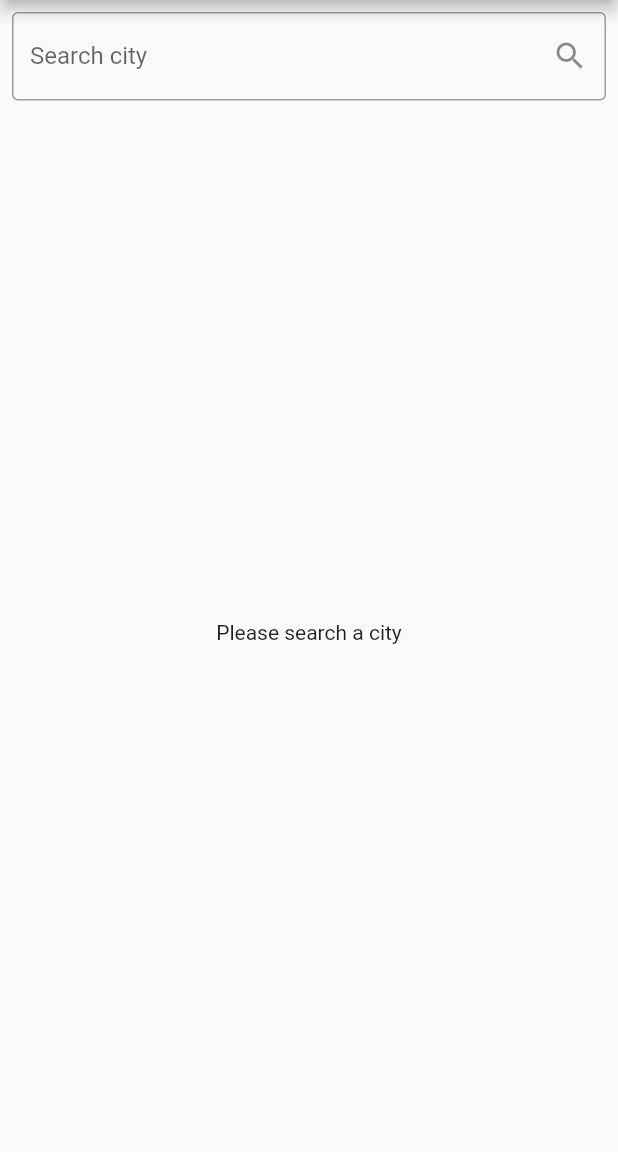
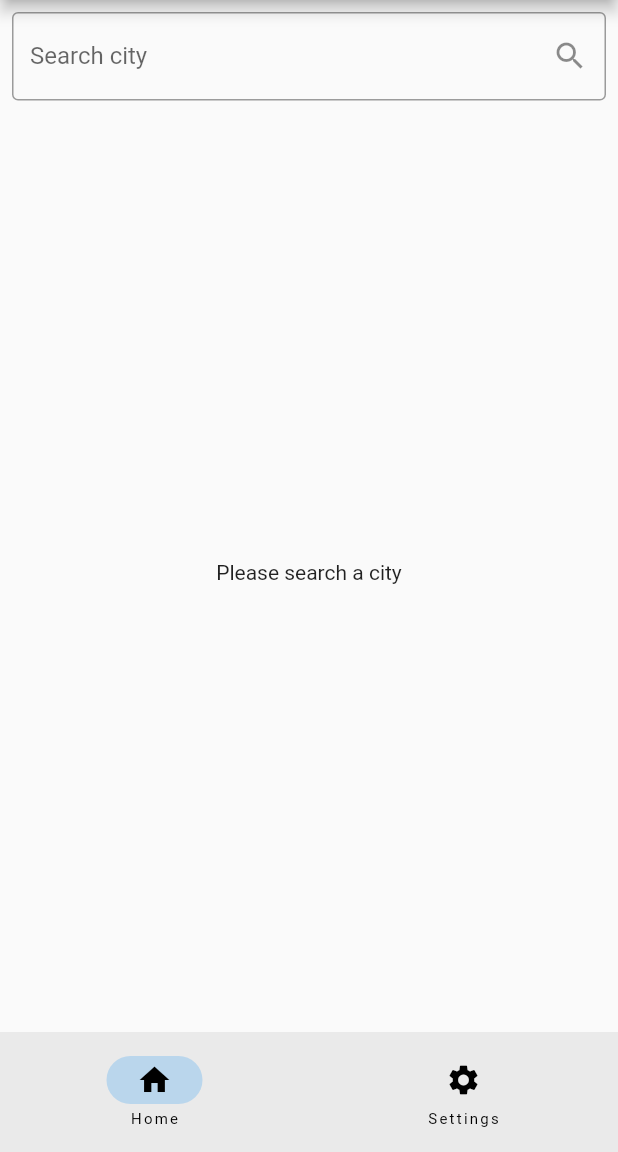
Before and after one commit to rubywai/riverpod_weather, a Flutter app: the screen it shows after launch, on a phone screen of 412 x 824 dp, the part 84-1236 px from its top. Run offline on Flutter 3.47's test engine with Material 2 defaults, Android fonts, the phone set to English and light mode, and no system bars; our stand-ins replace cached_network_image, dio, flutter_riverpod, go_router, retrofit; generated files the repository leaves out were written again.

Commit message:
navitation bar with go_router

```diff
--- /dev/null
+++ b/lib/common/const/route_list.dart
@@ -0,0 +1,34 @@
+import 'package:go_router/go_router.dart';
+
+import '../../features/current_weather/ui/screen/current_weather_screen.dart';
+import '../../features/search_city/ui/screen/city_search_screen.dart';
+import '../../features/setting/setting_screen.dart';
+
+class RouteList{
+  static final routeList = [
+    StatefulShellBranch(routes: [
+      GoRoute(
+          path: '/',
+          builder: (context, routeState) {
+            return const CitySearchScreen();
+          }),
+      GoRoute(
+          path: '/current',
+          builder: (context, routeState) {
+            final query = routeState.extra as Map;
+            return CurrentWeatherScreen(
+              latitude: query['lati']!,
+              longitude: query['longi']!,
+              city: query['city']!,
+            );
+          }),
+    ]),
+    StatefulShellBranch(routes: [
+      GoRoute(
+          path: '/settings',
+          builder: (context, routeState) {
+            return const SettingScreen();
+          })
+    ])
+  ];
+}
--- /dev/null
+++ b/lib/common/widget/navigation_widget.dart
@@ -0,0 +1,27 @@
+import 'package:flutter/material.dart';
+import 'package:go_router/go_router.dart';
+
+class NavigationWidget extends StatelessWidget {
+  const NavigationWidget({
+    super.key,required  this.shell
+  });
+  final StatefulNavigationShell shell;
+
+  @override
+  Widget build(BuildContext context) {
+    return Scaffold(
+      body: shell,
+      bottomNavigationBar: NavigationBar(
+        onDestinationSelected: (index) {
+          shell.goBranch(index);
+        },
+        selectedIndex: shell.currentIndex,
+        destinations: const [
+          NavigationDestination(icon: Icon(Icons.home), label: 'Home'),
+          NavigationDestination(
+              icon: Icon(Icons.settings), label: 'Settings'),
+        ],
+      ),
+    );
+  }
+}
--- /dev/null
+++ b/lib/features/setting/setting_screen.dart
@@ -0,0 +1,12 @@
+import 'package:flutter/material.dart';
+
+class SettingScreen extends StatelessWidget {
+  const SettingScreen({Key? key}) : super(key: key);
+
+  @override
+  Widget build(BuildContext context) {
+    return  Scaffold(
+      appBar: AppBar(title: Text('Setting'),),
+    );
+  }
+}
--- a/lib/main.dart
+++ b/lib/main.dart
@@ -1,10 +1,11 @@
 import 'package:flutter/material.dart';
 import 'package:flutter_riverpod/flutter_riverpod.dart';
 import 'package:go_router/go_router.dart';
-import 'package:riverpod_weather_lesson/features/current_weather/ui/screen/current_weather_screen.dart';
-import 'package:riverpod_weather_lesson/features/search_city/ui/screen/city_search_screen.dart';
+import 'package:riverpod_weather_lesson/common/const/route_list.dart';
 import 'package:riverpod_weather_lesson/features/theme/provider/theme_provider.dart';
 import 'package:riverpod_weather_lesson/features/theme/provider/theme_state.dart';
+
+import 'common/widget/navigation_widget.dart';
 
 void main() {
   runApp(ProviderScope(child: MyApp()));
@@ -12,22 +13,14 @@ void main() {
 
 class MyApp extends ConsumerWidget {
   MyApp({Key? key}) : super(key: key);
-  final _router = GoRouter(routes: [
-    GoRoute(
-        path: '/',
-        builder: (context, routeState) {
-          return const CitySearchScreen();
-        }),
-    GoRoute(
-        path: '/current',
-        builder: (context, routeState) {
-          final query = routeState.extra as Map;
-          return CurrentWeatherScreen(
-            latitude: query['lati']!,
-            longitude: query['longi']!,
-            city: query['city']!,
+  final _router = GoRouter(initialLocation: '/', routes: [
+    StatefulShellRoute.indexedStack(
+        builder: (context, state, StatefulNavigationShell shell) {
+          return NavigationWidget(
+            shell: shell,
           );
-        })
+        },
+        branches: RouteList.routeList),
   ]);
 
   @override
@@ -39,6 +32,4 @@ class MyApp extends ConsumerWidget {
       routerConfig: _router,
     );
   }
-
-
 }
```
